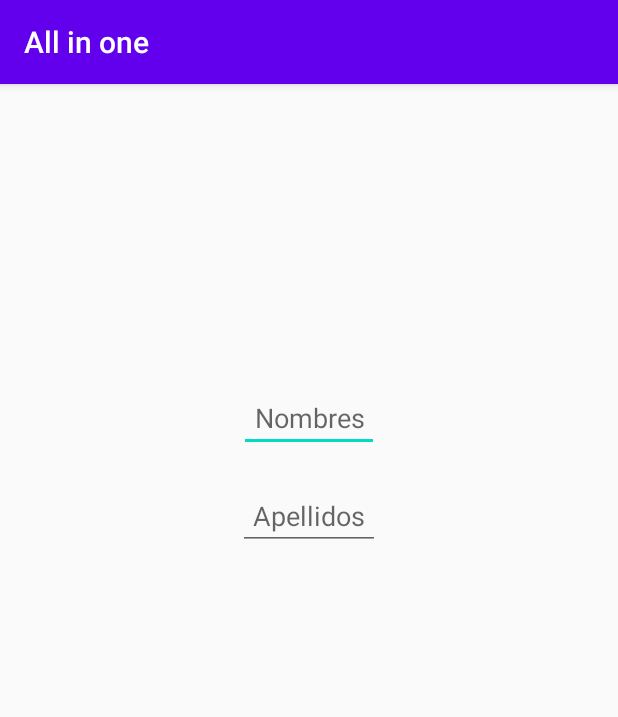
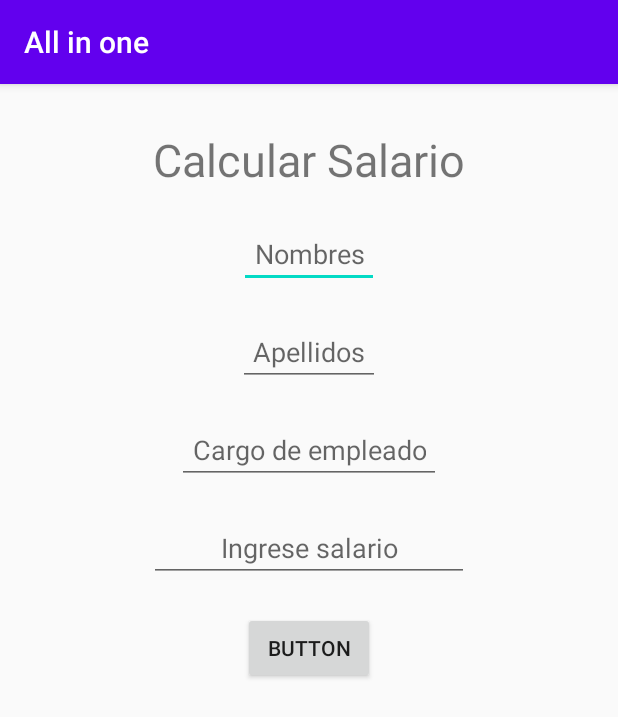
Before and after one commit to EduarRugamas/All-in-one-devexpertos, an Android app: the Ejercicio_3 screen opened directly, with no data from a screen before it, on a phone screen of 412 x 824 dp. Shown: the top 717 px of the screen. Run offline under Robolectric (Android 15) with nearby library versions, the phone set to English and light mode, and no system bars.

Commit message:
activiy ejer3

```diff
--- a/app/src/main/res/layout/activity_ejercicio_3.xml
+++ b/app/src/main/res/layout/activity_ejercicio_3.xml
@@ -7,6 +7,17 @@
     android:orientation="vertical"
     tools:context=".Salarios.Ejercicio_3">
 
+    <TextView
+        android:id="@+id/calsalari"
+        android:layout_width="wrap_content"
+        android:layout_height="wrap_content"
+        android:text="Calcular Salario"
+        android:layout_marginTop="30dp"
+        android:textAlignment="center"
+        android:layout_gravity="center"
+        android:textSize="30sp"
+        />
+
     <EditText
         android:id="@+id/nombre"
         android:layout_width="wrap_content"
@@ -15,7 +26,7 @@
         android:inputType="number"
         android:textAlignment="center"
         android:layout_gravity="center"
-        android:layout_marginTop="200dp"
+        android:layout_marginTop="20dp"
         android:padding="10dp"
         />
 
@@ -31,4 +42,37 @@
         android:padding="10dp"
         />
 
+    <EditText
+        android:id="@+id/cargo"
+        android:layout_width="wrap_content"
+        android:layout_height="45dp"
+        android:hint="Cargo de empleado"
+        android:inputType="number"
+        android:textAlignment="center"
+        android:layout_gravity="center"
+        android:layout_marginTop="20dp"
+        android:padding="10dp"
+        />
+
+    <EditText
+    android:id="@+id/salarioBase"
+    android:layout_width="wrap_content"
+    android:layout_height="wrap_content"
+    android:ems="10"
+    android:inputType="number"
+    android:hint="Ingrese salario"
+    android:layout_gravity="center"
+    android:textAlignment="center" android:layout_marginTop="20sp"
+    />
+
+
+    <Button
+        android:id="@+id/button"
+        android:layout_width="wrap_content"
+        android:layout_height="wrap_content"
+        android:text="Button"
+        android:layout_marginTop="20sp"
+        android:layout_gravity="center"/>
+
+
 </LinearLayout>
```
